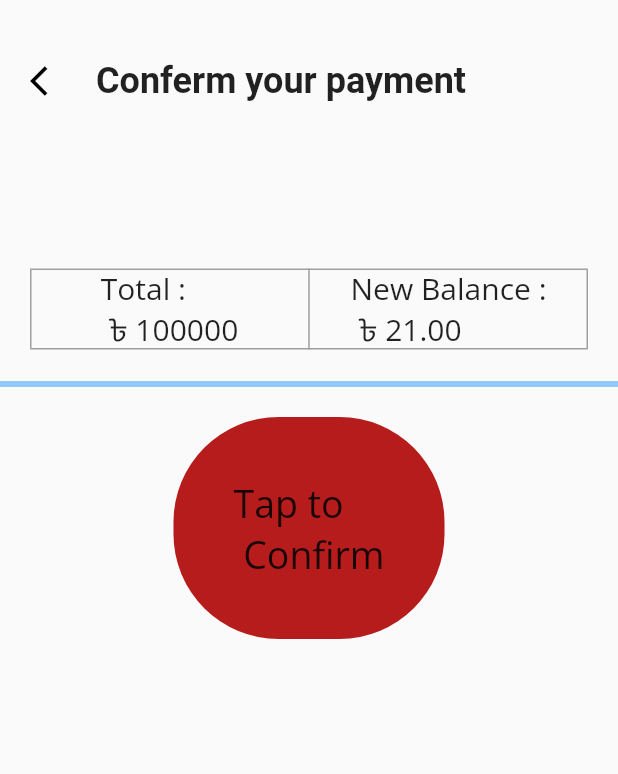
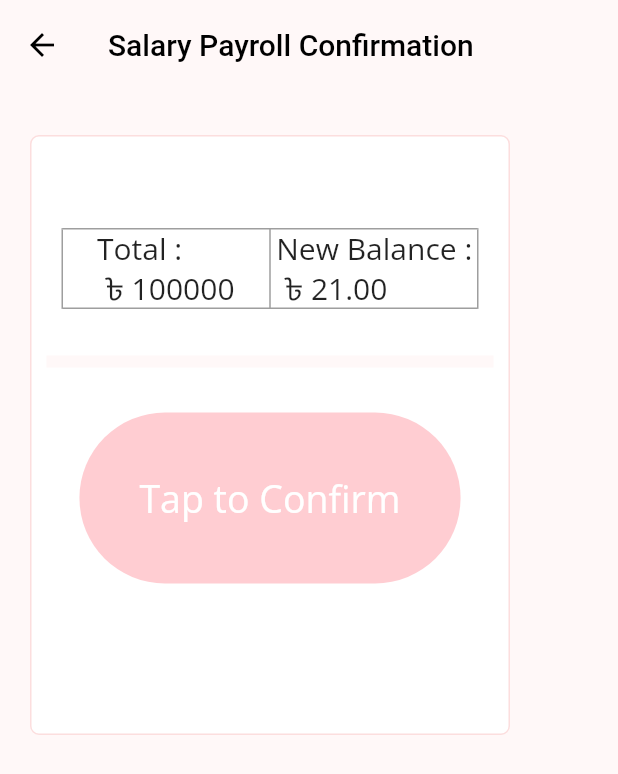
Before and after one commit to NafimAhmed/Paymentsall, a Flutter app: the SalaryConfirmation screen opened directly, on a phone screen of 412 x 824 dp. Shown: the top 774 px of the screen. Run offline on Flutter 3.47's test engine with Material 2 defaults, Android fonts, the phone set to English and light mode, and no system bars; our stand-ins replace animated_splash_screen, awesome_notifications, barcode_widget, firebase_auth, firebase_core, firebase_database and 15 more; missing offline and left inert: dart:ffi, qr_code_scanner; accounts and stored records are empty; network calls fail.

Commit message:
update at 11:23 Am, 3/15/23

```diff
--- a/lib/Screens/Home/HomePage.dart
+++ b/lib/Screens/Home/HomePage.dart
@@ -503,7 +503,8 @@ class HomePage extends StatelessWidget {
                                 context,
                                 MaterialPageRoute(
                                   builder: (context) {
-                                    return SalaryDashBoard();
+                                    return SalaryDashBoard(
+                                      pin: pin,);
                                   },
                                 ),
                               );
@@ -514,7 +515,7 @@ class HomePage extends StatelessWidget {
                                     backgroundColor: const Color(0xFFFFF8F8),
                                     radius: 26,
                                     child: Icon(Icons.wallet,
-                                      color: Colors.red.shade900,
+                                      color: Colors.red.shade300,
                                       size: 40,
                                     )//Image.asset('assets/images/Govt Fees.png',),
                                 ),
--- a/lib/Screens/salary_payroll/salary_confirmation.dart
+++ b/lib/Screens/salary_payroll/salary_confirmation.dart
@@ -28,7 +28,7 @@ class _SalaryConfirmationState extends State<SalaryConfirmation>with TickerProvi
     duration: const Duration(seconds: 10),
   )..addListener(() {
 
-    if(controller.value>=.90){
+    if(controller.value>=.99){
 
       controller.stop();
 
@@ -92,30 +92,29 @@ class _SalaryConfirmationState extends State<SalaryConfirmation>with TickerProvi
 
     // TODO: implement build
     return Scaffold(
+
+      appBar: AppBar(
+        toolbarHeight: 60,
+        title: Text('Salary Payroll Confirmation',style: TextStyle(color: Colors.black),),
+        iconTheme: const IconThemeData(color: Colors.black),
+        backgroundColor: Color(0xFFFFF8F8),
+        elevation: 0.0,
+      ),
+
+      backgroundColor: Color(0xFFFFF8F8),
       body: SingleChildScrollView(
+        child: Padding(
+          padding: const EdgeInsets.only(left: 20,right: 16,top: 30,bottom: 16),
+          child: Container(
+            height: 400,width: 320,
+            decoration: BoxDecoration(
+                border: Border.all(width: 1,color: Color(0xFFFCDEDE),),
+                borderRadius: BorderRadius.circular(6.0),
+                color: Colors.white
+            ),
             child: Column(
               children: [
-
-            SizedBox(height: 30,),
-            SafeArea(
-              child: Row(
-                children: [
-                  TextButton(
-                      onPressed: (){},
-                      child: Icon(Icons.arrow_back_ios,color: Colors.black,)),
-                  Text('Conferm your payment',style: TextStyle(fontSize: 24,fontWeight: FontWeight.bold,),)
-                ],
-              ),
-            ),
-
                 SizedBox(height: 40,),
-
-
-
-            SizedBox(
-              height: 40,
-            ),
-
                 Container(
                   margin: EdgeInsets.symmetric(horizontal: AppLayout.getWidth(20),vertical: AppLayout.getHeight(21)),
                   child: Table(
@@ -147,10 +146,16 @@ class _SalaryConfirmationState extends State<SalaryConfirmation>with TickerProvi
 
                 ////////////////////////////////
 
-            LinearProgressIndicator(
+                Padding(
+                  padding: const EdgeInsets.all(10.0),
+                  child: LinearProgressIndicator(
+                    backgroundColor: Color(0xFFFFF8F8),
+                    color: Color(0xFFF59191),
+                    minHeight: 8,
                     value: controller.value,
                     semanticsLabel: 'Linear progress indicator',
 
+                  ),
                 ),
 
 
@@ -171,7 +176,7 @@ class _SalaryConfirmationState extends State<SalaryConfirmation>with TickerProvi
                     //controller.reset();
                     controller.repeat();
 
-                if(controller.value>=.99){
+                    if(controller.value>=1){
 
                       controller.stop();
 
@@ -185,15 +190,16 @@ class _SalaryConfirmationState extends State<SalaryConfirmation>with TickerProvi
                     margin: EdgeInsets.all(20),
 
                     decoration: BoxDecoration(
-                  color: Colors.red.shade900,
+                      color: Colors.red.shade100,
                       // border: Border.all(width: 3.0),   // Set border width
                       borderRadius: BorderRadius.all(
                           Radius.circular(70.0)), // Set rounded corner radius
                       //boxShadow: [BoxShadow(blurRadius: 10,color: Colors.black,offset: Offset(1,3))] // Make rounded corner of border
                     ),
 
-                child: Text("Tap to\n Confirm",
+                    child: Text("Tap to Confirm",
                       style: GoogleFonts.openSans(
+                        color: Colors.white,
                           fontSize: 25
                       ),
                     ),
@@ -201,16 +207,16 @@ class _SalaryConfirmationState extends State<SalaryConfirmation>with TickerProvi
                   onTapUp: (detail) {
                     controller.stop();
 
-
-                Fluttertoast.showToast(
-                    msg: controller.value.toString(),
-                    toastLength: Toast.LENGTH_SHORT,
-                    gravity: ToastGravity.CENTER,
-                    timeInSecForIosWeb: 1,
-                    backgroundColor: Colors.red,
-                    textColor: Colors.white,
-                    fontSize: 16.0
-                );
+                    //
+                    // Fluttertoast.showToast(
+                    //     msg: controller.value.toString(),
+                    //     toastLength: Toast.LENGTH_SHORT,
+                    //     gravity: ToastGravity.CENTER,
+                    //     timeInSecForIosWeb: 1,
+                    //     backgroundColor: Colors.red,
+                    //     textColor: Colors.white,
+                    //     fontSize: 16.0
+                    // );
                     controller.reset();
 
                   },
@@ -223,6 +229,8 @@ class _SalaryConfirmationState extends State<SalaryConfirmation>with TickerProvi
               ],
             ),
           ),
+        ),
+      ),
     );
   }
 }
```
Also changed, not shown: lib/Screens/salary_payroll/salary_dash_board.dart (+31 -23 lines), lib/Screens/salary_payroll/salarypay_pin.dart (+77 -31 lines). Lines whose indentation alone changed are shown as unchanged.
